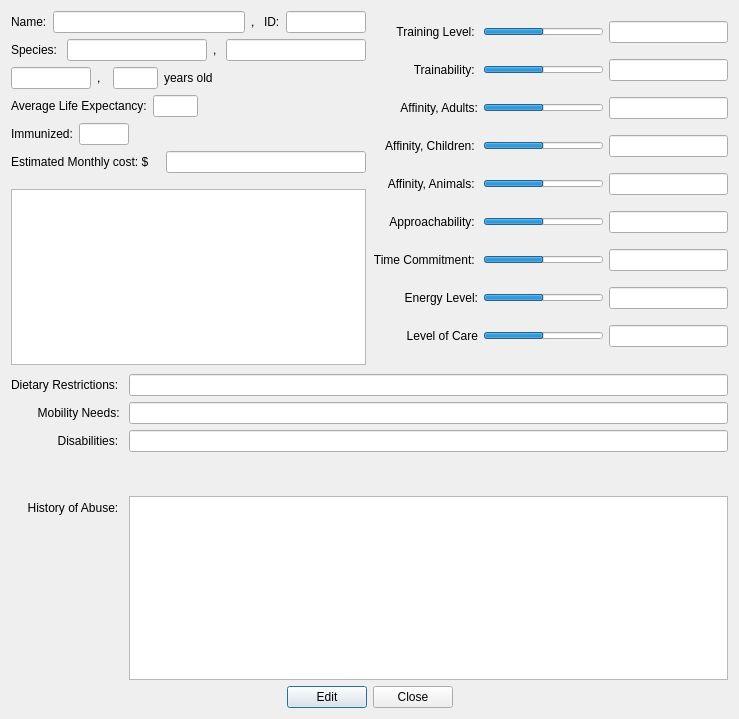
Above: interface/animaldetaildialog.ui from ArclightEntertainment/arclight-placeholder before the change. Below: the same form after it.
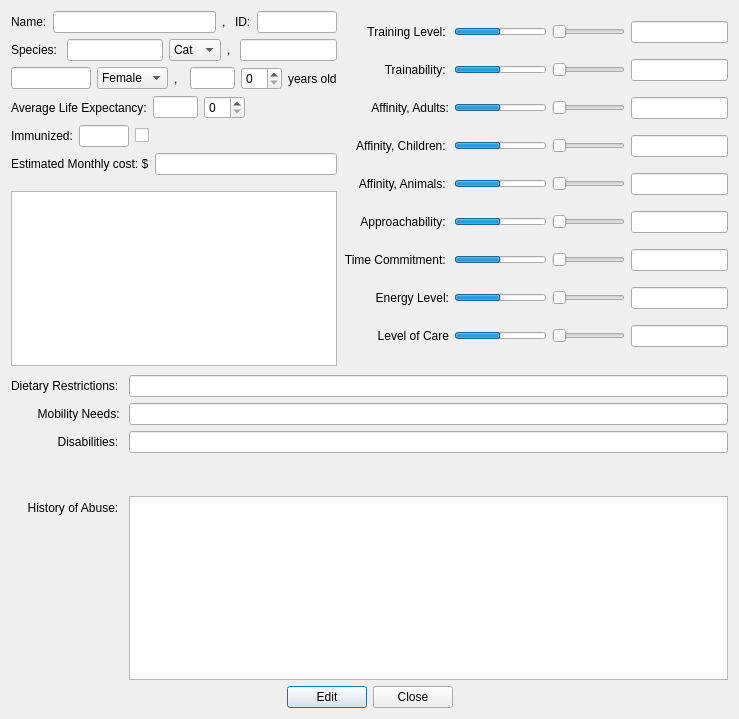
That is the form after the change.

Commit message: Edit Animal Implemented

Diff of the .ui file:
```diff
--- a/interface/animaldetaildialog.ui
+++ b/interface/animaldetaildialog.ui
@@ -75,11 +75,37 @@
            </item>
            <item>
             <widget class="QLineEdit" name="speciesLineEdit">
+             <property name="maximumSize">
+              <size>
+               <width>16777215</width>
+               <height>16777215</height>
+              </size>
+             </property>
              <property name="styleSheet">
               <string notr="true"/>
              </property>
             </widget>
            </item>
+           <item>
+            <widget class="QComboBox" name="speciesComboBox">
+             <property name="maximumSize">
+              <size>
+               <width>16777215</width>
+               <height>16777215</height>
+              </size>
+             </property>
+             <item>
+              <property name="text">
+               <string>Cat</string>
+              </property>
+             </item>
+             <item>
+              <property name="text">
+               <string>Dog</string>
+              </property>
+             </item>
+            </widget>
+           </item>
            <item>
             <widget class="QLabel" name="comma_2">
              <property name="maximumSize">
@@ -94,7 +120,14 @@
             </widget>
            </item>
            <item>
-            <widget class="QLineEdit" name="breedLineEdit"/>
+            <widget class="QLineEdit" name="breedLineEdit">
+             <property name="maximumSize">
+              <size>
+               <width>16777215</width>
+               <height>16777215</height>
+              </size>
+             </property>
+            </widget>
            </item>
           </layout>
          </item>
@@ -116,6 +149,26 @@
              </property>
             </widget>
            </item>
+           <item>
+            <widget class="QComboBox" name="sexComboBox">
+             <property name="maximumSize">
+              <size>
+               <width>16777215</width>
+               <height>16777215</height>
+              </size>
+             </property>
+             <item>
+              <property name="text">
+               <string>Female</string>
+              </property>
+             </item>
+             <item>
+              <property name="text">
+               <string>Male</string>
+              </property>
+             </item>
+            </widget>
+           </item>
            <item>
             <widget class="QLabel" name="comma_3">
              <property name="maximumSize">
@@ -142,6 +195,16 @@
              </property>
             </widget>
            </item>
+           <item>
+            <widget class="QSpinBox" name="ageSpinBox">
+             <property name="maximumSize">
+              <size>
+               <width>16777215</width>
+               <height>16777215</height>
+              </size>
+             </property>
+            </widget>
+           </item>
            <item>
             <widget class="QLabel" name="ageText">
              <property name="text">
@@ -162,6 +225,12 @@
            </item>
            <item>
             <widget class="QLineEdit" name="maxAgeLineEdit">
+             <property name="sizePolicy">
+              <sizepolicy hsizetype="Expanding" vsizetype="Fixed">
+               <horstretch>0</horstretch>
+               <verstretch>0</verstretch>
+              </sizepolicy>
+             </property>
              <property name="maximumSize">
               <size>
                <width>45</width>
@@ -170,11 +239,24 @@
              </property>
             </widget>
            </item>
+           <item>
+            <widget class="QSpinBox" name="maxAgeSpinBox">
+             <property name="maximumSize">
+              <size>
+               <width>16777215</width>
+               <height>16777215</height>
+              </size>
+             </property>
+            </widget>
+           </item>
            <item>
             <spacer name="horizontalSpacer_4">
              <property name="orientation">
               <enum>Qt::Horizontal</enum>
              </property>
+             <property name="sizeType">
+              <enum>QSizePolicy::Expanding</enum>
+             </property>
              <property name="sizeHint" stdset="0">
               <size>
                <width>40</width>
@@ -216,6 +298,19 @@
              </property>
             </widget>
            </item>
+           <item>
+            <widget class="QCheckBox" name="immunizedCheckBox">
+             <property name="maximumSize">
+              <size>
+               <width>16777215</width>
+               <height>16777215</height>
+              </size>
+             </property>
+             <property name="text">
+              <string/>
+             </property>
+            </widget>
+           </item>
            <item>
             <spacer name="horizontalSpacer_5">
              <property name="orientation">
@@ -471,6 +566,22 @@
              </property>
             </widget>
            </item>
+           <item row="0" column="1">
+            <widget class="QSlider" name="trainingSlider">
+             <property name="maximumSize">
+              <size>
+               <width>16777215</width>
+               <height>16777215</height>
+              </size>
+             </property>
+             <property name="maximum">
+              <number>2</number>
+             </property>
+             <property name="orientation">
+              <enum>Qt::Horizontal</enum>
+             </property>
+            </widget>
+           </item>
           </layout>
          </item>
          <item row="1" column="1">
@@ -494,6 +605,22 @@
              </property>
             </widget>
            </item>
+           <item row="0" column="1">
+            <widget class="QSlider" name="trainabilitySlider">
+             <property name="maximumSize">
+              <size>
+               <width>16777215</width>
+               <height>16777215</height>
+              </size>
+             </property>
+             <property name="maximum">
+              <number>2</number>
+             </property>
+             <property name="orientation">
+              <enum>Qt::Horizontal</enum>
+             </property>
+            </widget>
+           </item>
           </layout>
          </item>
          <item row="2" column="1">
@@ -517,6 +644,22 @@
              </property>
             </widget>
            </item>
+           <item row="0" column="1">
+            <widget class="QSlider" name="adultAffinitySlider">
+             <property name="maximumSize">
+              <size>
+               <width>16777215</width>
+               <height>16777215</height>
+              </size>
+             </property>
+             <property name="maximum">
+              <number>2</number>
+             </property>
+             <property name="orientation">
+              <enum>Qt::Horizontal</enum>
+             </property>
+            </widget>
+           </item>
           </layout>
          </item>
          <item row="3" column="1">
@@ -540,6 +683,22 @@
              </property>
             </widget>
            </item>
+           <item row="0" column="1">
+            <widget class="QSlider" name="childAffinitySlider">
+             <property name="maximumSize">
+              <size>
+               <width>16777215</width>
+               <height>16777215</height>
+              </size>
+             </property>
+             <property name="maximum">
+              <number>2</number>
+             </property>
+             <property name="orientation">
+              <enum>Qt::Horizontal</enum>
+             </property>
+            </widget>
+           </item>
           </layout>
          </item>
          <item row="4" column="1">
@@ -563,6 +722,22 @@
              </property>
             </widget>
            </item>
+           <item row="0" column="1">
+            <widget class="QSlider" name="animalAffinitySlider">
+             <property name="maximumSize">
+              <size>
+               <width>16777215</width>
+               <height>16777215</height>
+              </size>
+             </property>
+             <property name="maximum">
+              <number>2</number>
+             </property>
+             <property name="orientation">
+              <enum>Qt::Horizontal</enum>
+             </property>
+            </widget>
+           </item>
           </layout>
          </item>
          <item row="5" column="1">
@@ -586,6 +761,22 @@
              </property>
             </widget>
            </item>
+           <item row="0" column="1">
+            <widget class="QSlider" name="approachabilitySlider">
+             <property name="maximumSize">
+              <size>
+               <width>16777215</width>
+               <height>16777215</height>
+              </size>
+             </property>
+             <property name="maximum">
+              <number>2</number>
+             </property>
+             <property name="orientation">
+              <enum>Qt::Horizontal</enum>
+             </property>
+            </widget>
+           </item>
           </layout>
          </item>
          <item row="6" column="1">
@@ -609,6 +800,22 @@
              </property>
             </widget>
            </item>
+           <item row="0" column="1">
+            <widget class="QSlider" name="timeCommitmentSlider">
+             <property name="maximumSize">
+              <size>
+               <width>16777215</width>
+               <height>16777215</height>
+              </size>
+             </property>
+             <property name="maximum">
+              <number>2</number>
+             </property>
+             <property name="orientation">
+              <enum>Qt::Horizontal</enum>
+             </property>
+            </widget>
+           </item>
           </layout>
          </item>
          <item row="7" column="1">
@@ -632,6 +839,22 @@
              </property>
             </widget>
            </item>
+           <item row="0" column="1">
+            <widget class="QSlider" name="energySlider">
+             <property name="maximumSize">
+              <size>
+               <width>16777215</width>
+               <height>16777215</height>
+              </size>
+             </property>
+             <property name="maximum">
+              <number>2</number>
+             </property>
+             <property name="orientation">
+              <enum>Qt::Horizontal</enum>
+             </property>
+            </widget>
+           </item>
           </layout>
          </item>
          <item row="8" column="1">
@@ -655,6 +878,22 @@
              </property>
             </widget>
            </item>
+           <item row="0" column="1">
+            <widget class="QSlider" name="careSlider">
+             <property name="maximumSize">
+              <size>
+               <width>16777215</width>
+               <height>16777215</height>
+              </size>
+             </property>
+             <property name="maximum">
+              <number>2</number>
+             </property>
+             <property name="orientation">
+              <enum>Qt::Horizontal</enum>
+             </property>
+            </widget>
+           </item>
           </layout>
          </item>
         </layout>
```
Left out of the diff: 20 changed lines with no effect on the pictures. The commit also changes 6 other files.
